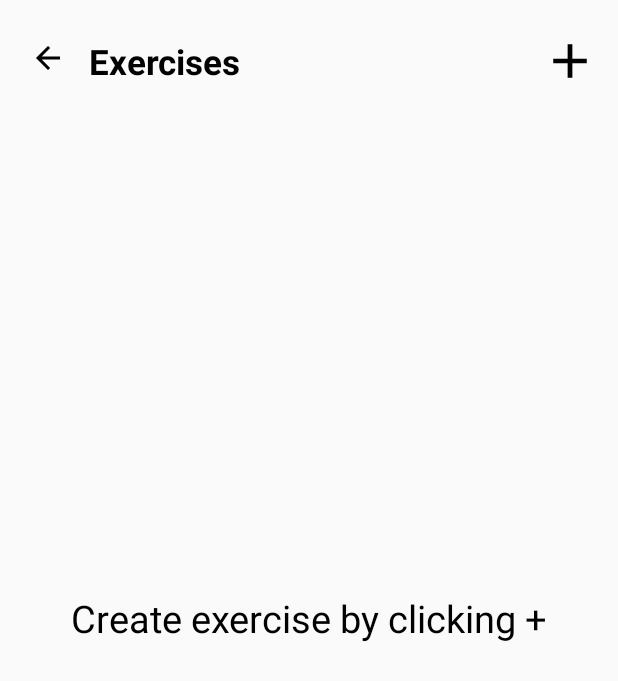
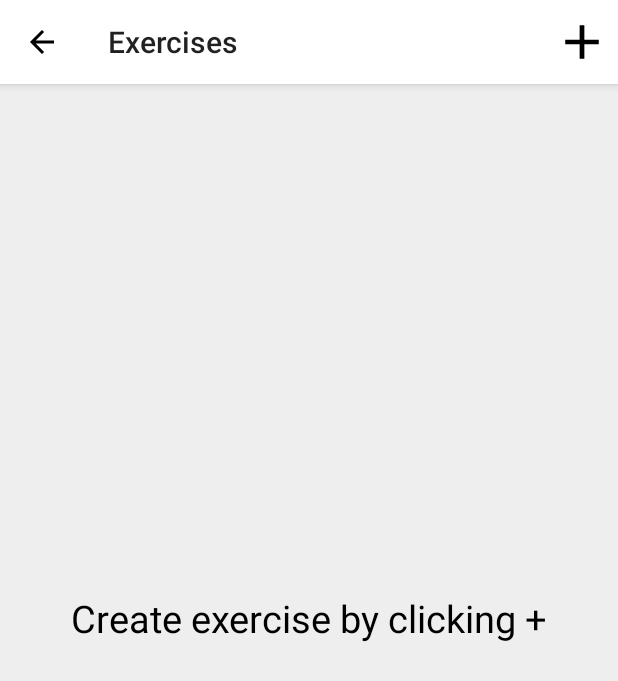
Before and after one commit to Kobietka/TrainingTimer, an Android app: the ExercisesFragment screen opened through its navigation route, on a phone screen of 412 x 824 dp. Shown: the top 681 px of the screen. Run offline under Robolectric (Android 15) with nearby library versions, the phone set to English and light mode, and no system bars; our stand-ins replace Dagger/Hilt's generated code, Room's generated code, RxJava.

Commit message:
Add top app bar to fragment_exercises layout

```diff
--- a/app/src/main/res/layout/fragment_exercises.xml
+++ b/app/src/main/res/layout/fragment_exercises.xml
@@ -3,13 +3,33 @@
     android:layout_width="match_parent"
     android:layout_height="match_parent"
     xmlns:tools="http://schemas.android.com/tools"
-    android:id="@+id/fragment_exercises">
+    xmlns:app="http://schemas.android.com/apk/res-auto"
+    android:id="@+id/fragment_exercises"
+    android:background="@color/surface">
+
+    <com.google.android.material.appbar.AppBarLayout
+        android:layout_width="match_parent"
+        android:layout_height="wrap_content"
+        android:id="@+id/exercises_app_bar_layout">
+
+        <com.google.android.material.appbar.MaterialToolbar
+            android:id="@+id/topAppBar"
+            android:background="@android:color/white"
+            android:layout_width="match_parent"
+            app:navigationIcon="@drawable/ic_back_arrow"
+            android:layout_height="?attr/actionBarSize"
+            app:title="@string/fragment_main_exercises_text"
+            app:menu="@menu/exercises_top_app_bar" />
+
+    </com.google.android.material.appbar.AppBarLayout>
+
 
     <RelativeLayout
         android:id="@+id/fragment_exercises_bar"
         android:layout_width="match_parent"
         android:layout_height="wrap_content"
         android:layout_marginTop="25dp"
+        android:visibility="gone"
         android:layout_marginStart="20dp"
         android:layout_marginEnd="20dp">
 
@@ -54,7 +74,7 @@
 
     <androidx.recyclerview.widget.RecyclerView
         android:id="@+id/fragment_exercises_rv"
-        android:layout_below="@+id/fragment_exercises_bar"
+        android:layout_below="@+id/exercises_app_bar_layout"
         android:layout_width="match_parent"
         android:layout_height="match_parent"
         android:layout_marginStart="20dp"
```
